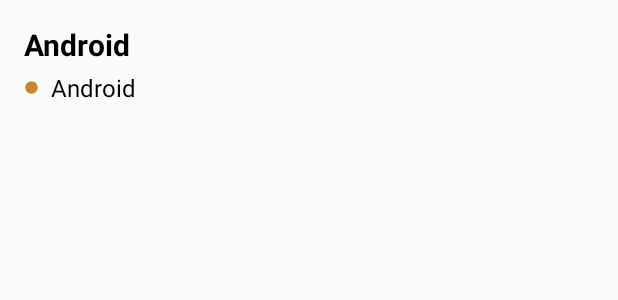
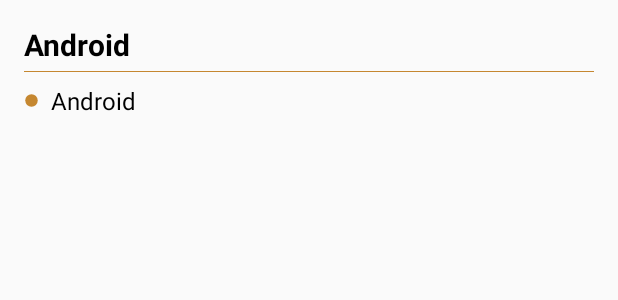
Before and after one commit to iamwent/gank.io, an Android app: the layout item_daily_content.xml on its own in the app's theme, with its tools: preview values and no code run, on a phone screen of 412 x 824 dp. Shown: the top 300 px of the screen. Run offline under Robolectric (Android 15) with nearby library versions, the phone set to English and light mode, and no system bars; network calls fail.

Commit message:
better ui

```diff
--- a/app/src/main/java/com/iamwent/gank/ui/daily/DailyGankAdapter.java
+++ b/app/src/main/java/com/iamwent/gank/ui/daily/DailyGankAdapter.java
@@ -96,6 +96,9 @@ class DailyGankAdapter extends RecyclerView.Adapter<RecyclerView.ViewHolder> {
         @BindView(R.id.tv_content)
         TextView content;
 
+        @BindView(R.id.divider)
+        View divider;
+
         private Gank gank;
 
         ContentViewHolder(View itemView) {
@@ -108,6 +111,7 @@ class DailyGankAdapter extends RecyclerView.Adapter<RecyclerView.ViewHolder> {
 
             title.setText(gank.type);
             title.setVisibility(showTitle ? View.VISIBLE : View.GONE);
+            divider.setVisibility(showTitle ? View.VISIBLE : View.GONE);
 
             content.setText(SpannableUtil.formatContent(gank.desc, gank.who));
             content.setOnClickListener(v -> WebActivity.start(itemView.getContext(), gank.desc, gank.url));
--- a/app/src/main/java/com/iamwent/gank/ui/submit/SubmitActivity.java
+++ b/app/src/main/java/com/iamwent/gank/ui/submit/SubmitActivity.java
@@ -1,7 +1,6 @@
 package com.iamwent.gank.ui.submit;
 
 import android.app.ProgressDialog;
-import android.content.DialogInterface;
 import android.content.Intent;
 import android.os.Bundle;
 import android.os.Handler;
@@ -124,7 +123,7 @@ public class SubmitActivity extends BaseActivity implements SubmitContract.View
             return;
         }
 
-        String who = "None";
+        String who = getString(R.string.app_name);
 
         type = tvType.getText().toString();
 
--- a/app/src/main/res/layout/item_daily_content.xml
+++ b/app/src/main/res/layout/item_daily_content.xml
@@ -3,33 +3,41 @@
     xmlns:tools="http://schemas.android.com/tools"
     android:layout_width="match_parent"
     android:layout_height="wrap_content"
-    android:orientation="vertical">
+    android:orientation="vertical"
+    android:paddingEnd="16dp"
+    android:paddingStart="16dp">
 
     <TextView
         android:id="@+id/tv_title"
         android:layout_width="match_parent"
         android:layout_height="wrap_content"
-        android:layout_marginEnd="16dp"
-        android:layout_marginStart="16dp"
         android:layout_marginTop="16dp"
         android:textColor="@android:color/black"
+        android:textSize="20sp"
         android:textStyle="bold"
-        android:textSize="20sp"
         android:visibility="gone"
         tools:text="Android"
         tools:visibility="visible" />
+
+    <View
+        android:id="@+id/divider"
+        android:layout_width="match_parent"
+        android:layout_height="0.5dp"
+        android:layout_marginTop="4dp"
+        android:layout_marginBottom="2dp"
+        android:background="@color/colorPrimary" />
 
     <TextView
         android:id="@+id/tv_content"
         android:layout_width="match_parent"
         android:layout_height="wrap_content"
-        android:layout_marginEnd="16dp"
-        android:layout_marginStart="16dp"
         android:layout_marginTop="4dp"
         android:drawablePadding="8dp"
         android:drawableStart="@drawable/ic_ball"
         android:textColor="@android:color/black"
         android:textSize="16sp"
+        android:paddingTop="2dp"
+        android:paddingBottom="2dp"
         tools:text="Android" />
 
 </LinearLayout>
```
